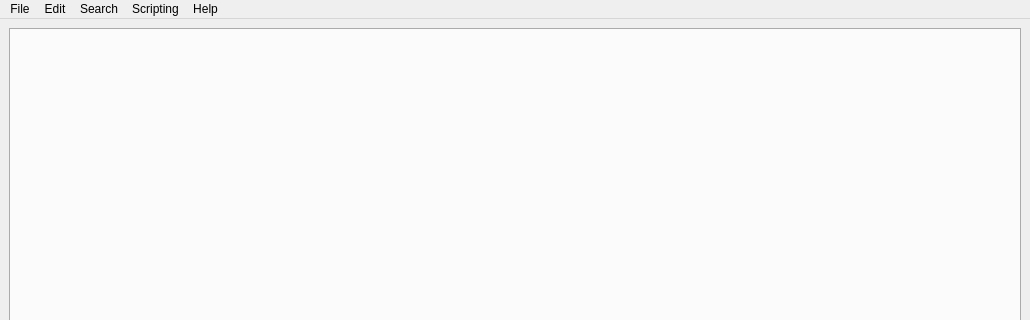
This is gui/Main.ui in AsteriskAmpersand/MHW-EPV-Editor as Qt 5 draws it before an edit; both pictures show x 0 to 1030 and y 0 to 320 of the 1030 by 836 pixel window. The edited form follows.
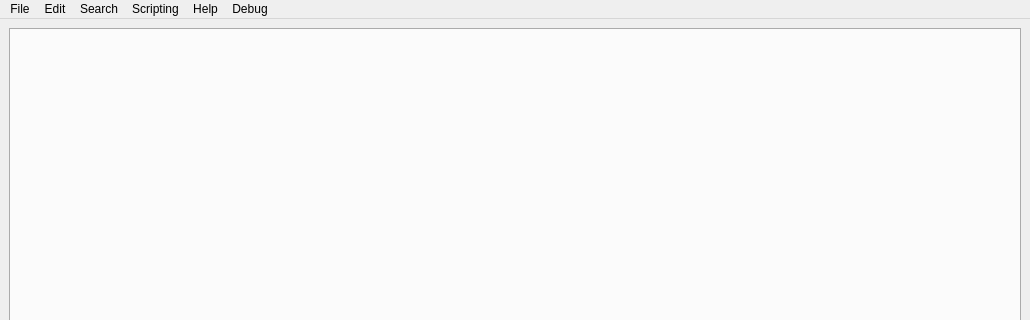
This is the edited form.

Diff of the .ui file:
```diff
--- a/gui/Main.ui
+++ b/gui/Main.ui
@@ -86,13 +86,20 @@
     </property>
     <addaction name="actionFind"/>
     <addaction name="actionReplace"/>
-    <addaction name="actionBatch_Replace"/>
+   </widget>
+   <widget class="QMenu" name="menuDebug">
+    <property name="title">
+     <string>Debug</string>
+    </property>
+    <addaction name="actionShow_Undo_Stack"/>
+    <addaction name="actionShow_Redo_Stack"/>
    </widget>
    <addaction name="menuOpen"/>
    <addaction name="menuEdit"/>
    <addaction name="menuSearch"/>
    <addaction name="menuScripting"/>
    <addaction name="menuHelp"/>
+   <addaction name="menuDebug"/>
   </widget>
   <widget class="QStatusBar" name="statusbar"/>
   <action name="actionSave">
```
Left out of the diff: 10 changed lines with no effect on the pictures.
